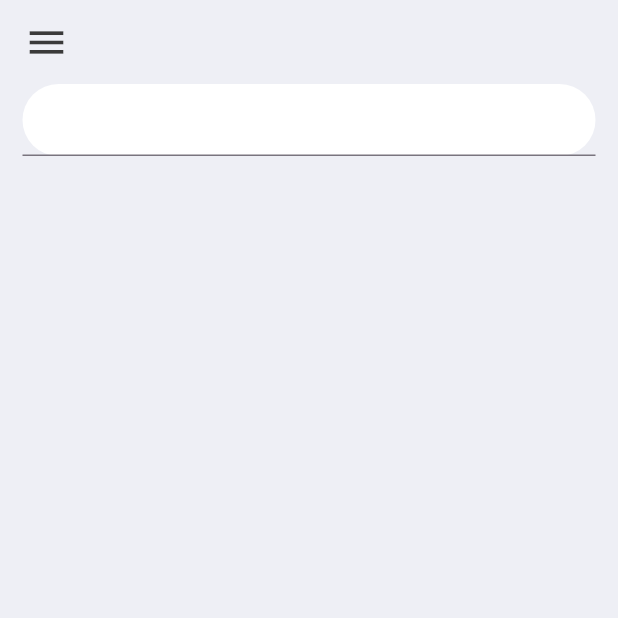
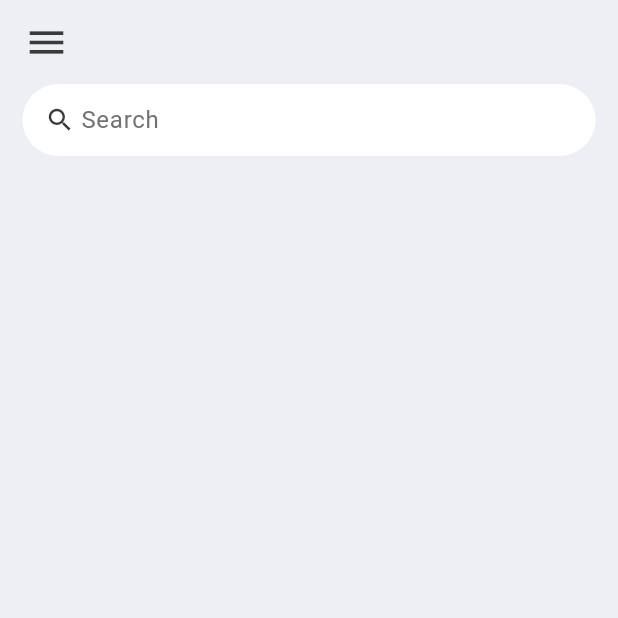
Before and after one commit to BEDI23/task, a Flutter app: the screen it shows after launch, on a phone screen of 412 x 824 dp, the top half of it. Run offline on Flutter 3.47's test engine with Material 3 defaults, Android fonts, the phone set to English and light mode, and no system bars.

Commit message:
search bar

```diff
--- a/lib/screens/Home.dart
+++ b/lib/screens/Home.dart
@@ -24,10 +24,26 @@ class Home extends StatelessWidget {
         child: Column(
           children: [
             Container(
+              padding: EdgeInsets.symmetric(horizontal: 15),
               decoration: BoxDecoration(
                 color: Colors.white,borderRadius: BorderRadius.circular(30)
               ),
-              child: TextField(),
+              child: TextField(
+                decoration: InputDecoration(
+                  contentPadding: EdgeInsets.all(0),
+                  prefixIcon: Icon(Icons.search, color: tdBlack, size: 20,
+                  ),
+                  prefixIconConstraints: BoxConstraints(
+                    maxHeight: 20,
+                    minWidth: 20
+                  ),
+                  border: InputBorder.none,
+                  hintText: 'Search',
+                  hintStyle: TextStyle(color: tdGrey),
+
+
+                ),
+              ),
             ),
           ],
         ),
```
